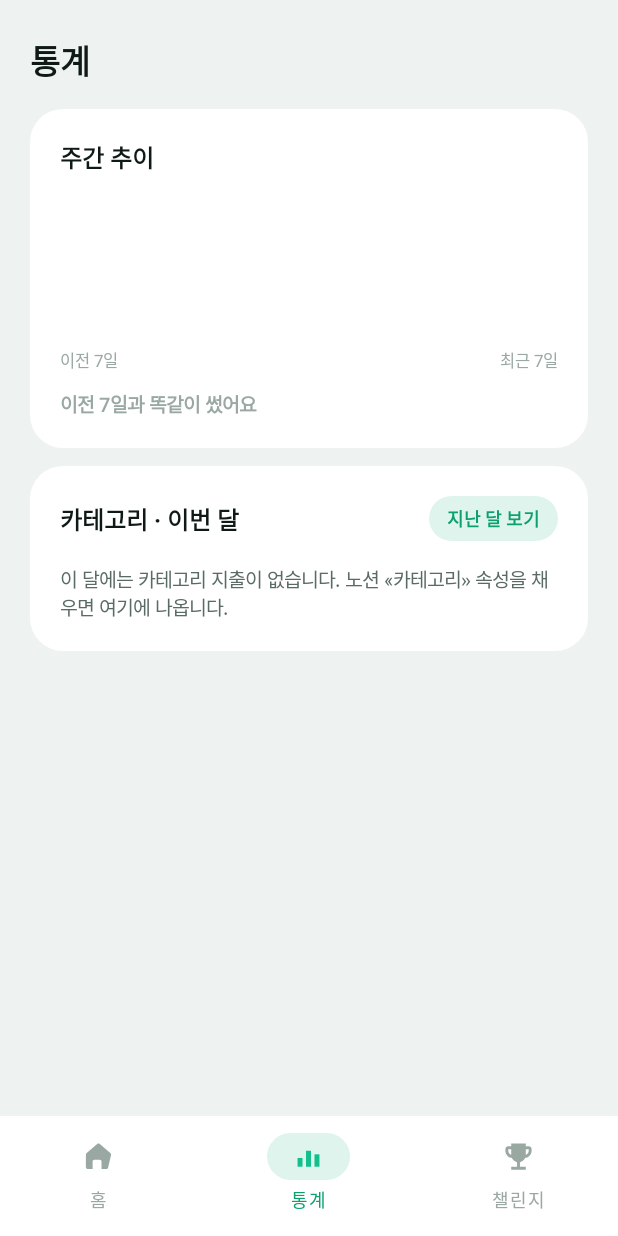
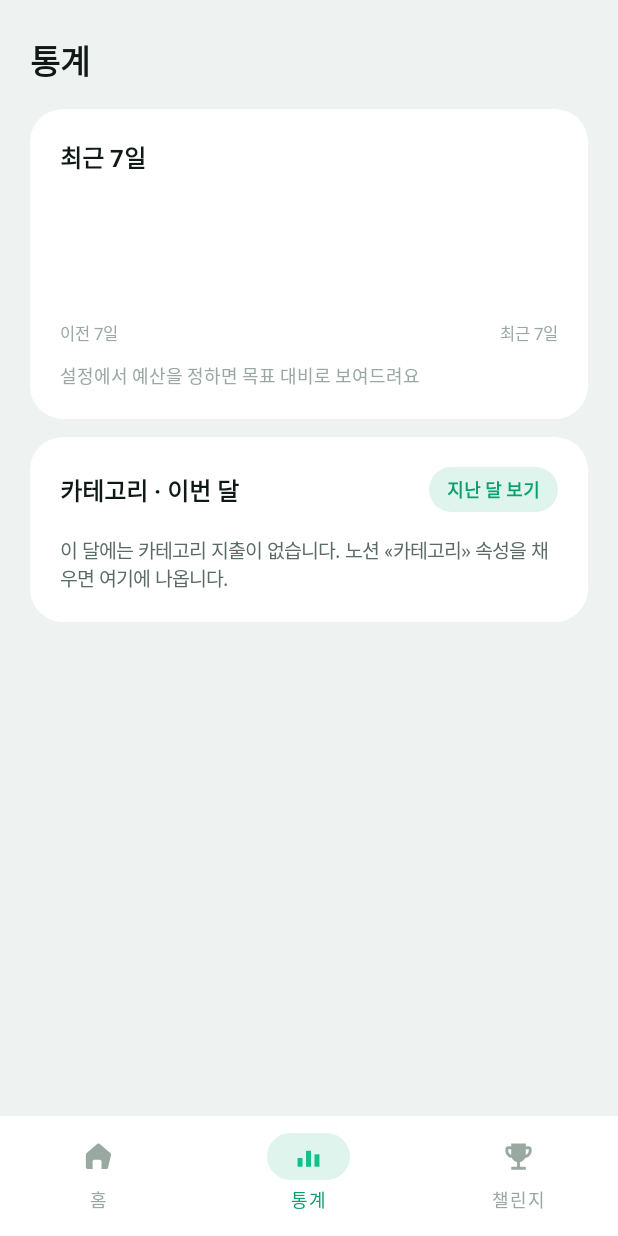
Before and after one commit to Jaehito/Calc, an Android app built with Jetpack Compose: the screen it shows after launch once a user with an empty profile is signed in (HomeActivity), item 2 of the bottom bar chosen, on a phone screen of 412 x 824 dp. Run offline under Robolectric (Android 15) with nearby library versions, the phone set to English and light mode, and no system bars; our stand-ins replace Firebase (no records; nobody signed in at launch, a user with empty details on screens opened directly); pictures from the network do not load.

```diff
--- a/android/app/src/main/java/com/calc/expense/StatsRepository.kt
+++ b/android/app/src/main/java/com/calc/expense/StatsRepository.kt
@@ -8,6 +8,8 @@ import java.time.YearMonth
 data class StatsData(
     val recent7: Long,
     val prev7: Long,
+    /** 최근 7일 목표 (연결된 곳간의 하루치 합 × 7). 예산 미설정이면 0. */
+    val week7Budget: Long,
     val thisMonth: Long,
     val lastMonth: Long,
     /** 카테고리 막대가 어느 달인지 (이번 달/지난 달). */
@@ -45,6 +47,7 @@ object StatsRepository {
         return StatsData(
             recent7 = spentBetween(context, today.minusDays(6), today),
             prev7 = spentBetween(context, prev7End.minusDays(6), prev7End),
+            week7Budget = dailyBudget(context, today) * 7L,
             thisMonth = spentInMonth(context, thisMonth),
             lastMonth = spentInMonth(context, lastMonth),
             categoryMonthLabel = "이번 달",
@@ -54,6 +57,23 @@ object StatsRepository {
             loadingCategories = true,
             error = null,
         )
+    }
+
+    /**
+     * 연결된 곳간의 **하루치 합**. 주간 목표는 여기에 7을 곱한다.
+     *
+     * 기준은 그 주기의 하루치 기본값([Budget.baseRate])이다 — 초과로 줄어든 오늘의 실제
+     * dailyRate 가 아니다. 흔들리지 않는 기준이라야 주끼리 견줄 수 있다.
+     * [ChallengeWeek.myWeek] 과 [GradeRepository] 도 같은 기준을 쓴다.
+     */
+    fun dailyBudget(context: Context, today: LocalDate): Long {
+        val settings: Settings = SettingsStore.load(context)
+        val cycle: BudgetCycle = Payday.cycleOf(today, settings.payDay)
+        var total = 0L
+        for (purse in settings.linkedPurses) {
+            total += Budget.baseRate(settings.of(purse).monthlyBudget, cycle)
+        }
+        return total
     }
 
     /** 모든 연결된 곳간을 합쳐 [from]~[to](양끝 포함) 지출을 더한다. */
--- a/android/app/src/main/java/com/calc/expense/StatsScreen.kt
+++ b/android/app/src/main/java/com/calc/expense/StatsScreen.kt
@@ -60,17 +60,58 @@ fun StatsScreen(
     }
 }
 
-/** 주간 추이 — 지난 14일 일별 막대. 앞 7일은 흐리게, 최근 7일은 민트로. */
+/**
+ * 최근 7일 카드 — 목표 대비를 주로 보여주고, 견줄 지난주가 있을 때만 비교 줄을 덧붙인다.
+ *
+ * 예전에는 «이전 7일 대비»만 있어서 지난주 기록이 없으면(설치 첫 주) 0원 쓴 주와 견주게 되고,
+ * 무조건 «더 썼어요»가 빨갛게 떴다. 판정은 [WeekTrends] 가 한다 — 여기서는 그리기만 한다.
+ */
 @Composable
 private fun TrendCard(data: StatsData) {
-    val diff: Long = data.recent7 - data.prev7
+    val trend: WeekTrend = WeekTrends.of(
+        spent = data.recent7,
+        budget = data.week7Budget,
+        prevSpent = data.prev7,
+    )
     CardBox {
-        Text(text = "주간 추이", color = HomePalette.Ink, fontSize = 16.sp, fontWeight = FontWeight.Bold)
-        Spacer(Modifier.height(14.dp))
+        Text(text = "최근 7일", color = HomePalette.Ink, fontSize = 16.sp, fontWeight = FontWeight.Bold)
+        Spacer(Modifier.height(12.dp))
+
+        if (trend.hasBudget) {
+            Row(verticalAlignment = Alignment.Bottom) {
+                Text(
+                    text = StatusText.won(trend.spent),
+                    color = HomePalette.Ink,
+                    fontSize = 20.sp,
+                    fontWeight = FontWeight.Bold,
+                    style = Figures,
+                    modifier = Modifier.weight(1f),
+                )
+                Text(
+                    text = "목표 " + StatusText.won(trend.budget),
+                    color = HomePalette.Muted,
+                    fontSize = 12.sp,
+                    style = Figures,
+                )
+            }
+            Spacer(Modifier.height(9.dp))
+            Gauge(percent = trend.percent)
+            Spacer(Modifier.height(9.dp))
+            Text(
+                text =
+                    if (trend.left >= 0L) StatusText.won(trend.left) + " 남았어요"
+                    else StatusText.won(-trend.left) + " 넘겼어요",
+                color = if (trend.left >= 0L) HomePalette.Accent else HomePalette.Over,
+                fontSize = 13.sp,
+                fontWeight = FontWeight.SemiBold,
+                style = Figures,
+            )
+            Spacer(Modifier.height(16.dp))
+        }
 
         val bars: List<Long> = data.daily14
         val max: Long = bars.maxOrNull() ?: 0L
-        Canvas(modifier = Modifier.fillMaxWidth().height(92.dp)) {
+        Canvas(modifier = Modifier.fillMaxWidth().height(76.dp)) {
             val n: Int = bars.size.coerceAtLeast(1)
             val gap: Float = 5.dp.toPx()
             val bw: Float = (size.width - gap * (n - 1)) / n
@@ -92,18 +133,54 @@ private fun TrendCard(data: StatsData) {
             Text("이전 7일", color = HomePalette.Muted, fontSize = 11.sp, modifier = Modifier.weight(1f))
             Text("최근 7일", color = HomePalette.Muted, fontSize = 11.sp)
         }
-        Spacer(Modifier.height(12.dp))
-        val msg: String = when {
-            diff < 0L -> "이전 7일보다 ${StatusText.won(-diff)} 덜 썼어요"
-            diff > 0L -> "이전 7일보다 ${StatusText.won(diff)} 더 썼어요"
-            else -> "이전 7일과 똑같이 썼어요"
+
+        // 견줄 지난주가 없으면 줄 자체가 없다 — Ledger.vsLastCycle 과 같은 규칙.
+        val diff: Long? = trend.vsPrev
+        if (diff != null) {
+            Spacer(Modifier.height(11.dp))
+            Text(
+                text = when {
+                    diff < 0L -> "이전 7일보다 " + StatusText.won(-diff) + " 덜 썼어요"
+                    diff > 0L -> "이전 7일보다 " + StatusText.won(diff) + " 더 썼어요"
+                    else -> "이전 7일과 똑같이 썼어요"
+                },
+                color = when {
+                    diff < 0L -> HomePalette.Accent
+                    diff > 0L -> HomePalette.Over
+                    else -> HomePalette.Muted
+                },
+                fontSize = 13.sp,
+                fontWeight = FontWeight.SemiBold,
+                style = Figures,
+            )
+        } else if (!trend.hasBudget) {
+            Spacer(Modifier.height(11.dp))
+            Text(
+                text = "설정에서 예산을 정하면 목표 대비로 보여드려요",
+                color = HomePalette.Muted,
+                fontSize = 12.sp,
+            )
         }
-        val msgColor = when {
-            diff < 0L -> HomePalette.Accent
-            diff > 0L -> HomePalette.Over
-            else -> HomePalette.Muted
-        }
-        Text(text = msg, color = msgColor, fontSize = 13.sp, fontWeight = FontWeight.SemiBold, style = Figures)
+    }
+}
+
+/** 목표 대비 게이지. 넘긴 만큼은 빨강으로 채운다 — 넘겼다는 사실을 색으로도 말한다. */
+@Composable
+private fun Gauge(percent: Int) {
+    Box(
+        modifier = Modifier
+            .fillMaxWidth()
+            .height(7.dp)
+            .clip(RoundedCornerShape(99.dp))
+            .background(HomePalette.Chip),
+    ) {
+        Box(
+            modifier = Modifier
+                .fillMaxWidth(percent.coerceIn(0, 100) / 100f)
+                .height(7.dp)
+                .clip(RoundedCornerShape(99.dp))
+                .background(if (percent > 100) HomePalette.Over else HomePalette.AccentBright),
+        )
     }
 }
 
--- /dev/null
+++ b/android/app/src/main/java/com/calc/expense/WeekTrend.kt
@@ -0,0 +1,52 @@
+package com.calc.expense
+
+/**
+ * 통계 «이번 주» 카드가 보여줄 것. 판정만 하고 그리지 않는다.
+ *
+ * @param left 목표까지 남은 돈. 넘겼으면 음수다
+ * @param percent 목표 대비 사용률(반올림). 예산이 없으면 0
+ * @param vsPrev 지난 7일과의 차이. 양수면 더 썼다. **견줄 기록이 없으면 null**
+ */
+data class WeekTrend(
+    val spent: Long,
+    val budget: Long,
+    val hasBudget: Boolean,
+    val left: Long,
+    val percent: Int,
+    val vsPrev: Long?,
+)
+
+/**
+ * 주간 추이 판정.
+ *
+ * **목표가 1순위, 지난주는 보조다.** 예전에는 «지난 7일 대비»만 보여줬는데, 지난주 기록이
+ * 없으면 0원 쓴 주로 취급돼 설치 첫 주에는 무조건 «이전 7일보다 더 썼어요»가 빨갛게 떴다.
+ * 견줄 기록이 없는 것과 0원을 쓴 것은 다르다.
+ *
+ * 그 규칙은 이 앱에 이미 있다 — [Ledger.vsLastCycle] 은 지난 주기에 기록이 없으면 비교
+ * 자체를 하지 않는다(null). 통계 화면만 그 규칙을 따르지 않아 여기서 맞춘다.
+ *
+ * 목표는 지난주가 없어도 언제나 있으므로, 목표 대비를 주로 삼으면 첫 주에도 화면이 비지 않는다.
+ *
+ * Android 에 의존하지 않아 단위 테스트로 고정한다.
+ */
+object WeekTrends {
+
+    /**
+     * @param spent 최근 7일 지출 합계
+     * @param budget 최근 7일 목표 (하루치 합 × 7). 0 이하면 예산 미설정
+     * @param prevSpent 그 이전 7일 지출 합계. **0 이면 «기록 없음»으로 보아 비교하지 않는다**
+     */
+    fun of(spent: Long, budget: Long, prevSpent: Long): WeekTrend {
+        val hasBudget: Boolean = budget > 0L
+        return WeekTrend(
+            spent = spent,
+            budget = budget,
+            hasBudget = hasBudget,
+            left = budget - spent,
+            percent = if (hasBudget) Math.round(spent * 100.0 / budget).toInt() else 0,
+            // Ledger.vsLastCycle 과 같은 규칙 — 견줄 기록이 없으면 비교하지 않는다.
+            vsPrev = if (prevSpent > 0L) spent - prevSpent else null,
+        )
+    }
+}
```
Also changed, not shown: android/app/src/main/java/com/calc/expense/ChallengeWeek.kt (+1 -8 lines), 1 other file.
